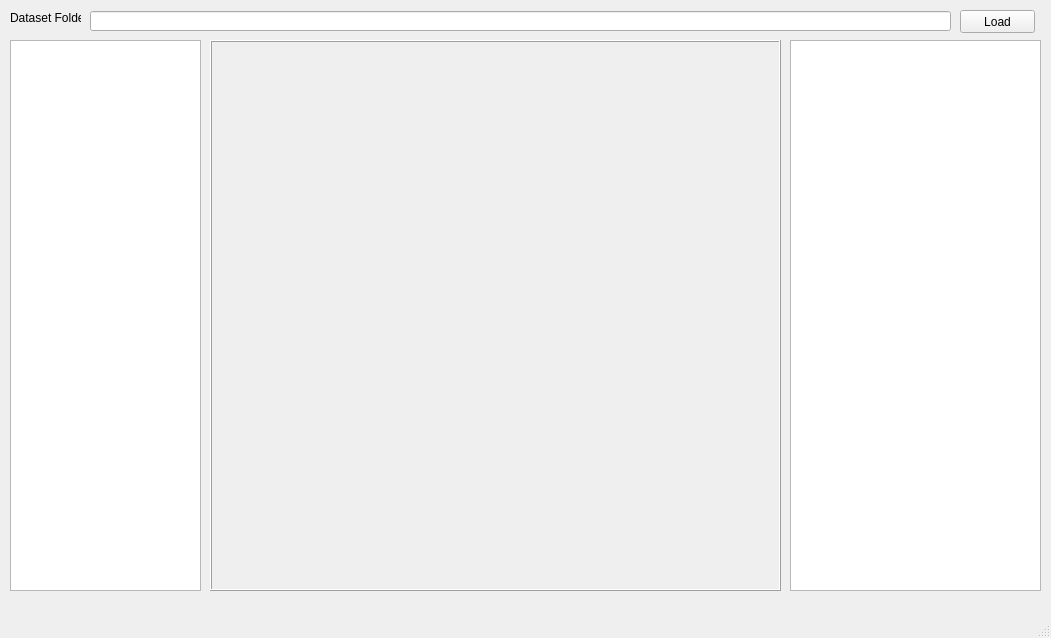
tayfunates/intuitive-physics, file dataset/gui/dataset_viewer.ui: the form before one commit.
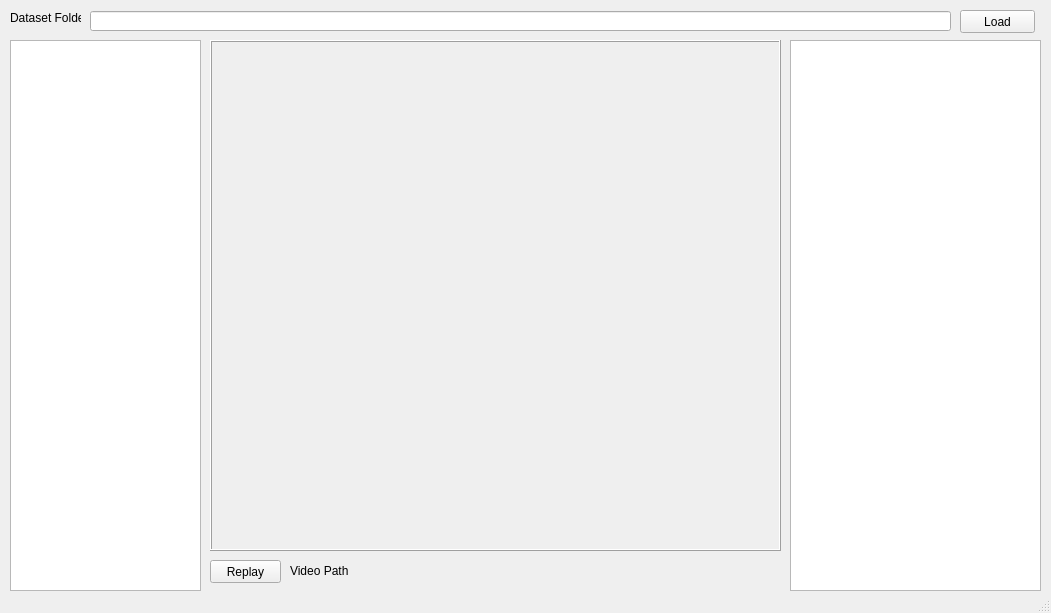
The form after the commit.

Commit message: Add replay button

Diff of the .ui file:
```diff
--- a/dataset/gui/dataset_viewer.ui
+++ b/dataset/gui/dataset_viewer.ui
@@ -7,7 +7,7 @@
     <x>0</x>
     <y>0</y>
     <width>1051</width>
-    <height>638</height>
+    <height>613</height>
    </rect>
   </property>
   <property name="windowTitle">
@@ -66,7 +66,7 @@
       <x>210</x>
       <y>40</y>
       <width>571</width>
-      <height>551</height>
+      <height>511</height>
      </rect>
     </property>
     <property name="autoFillBackground">
@@ -101,6 +101,32 @@
      <bool>true</bool>
     </property>
    </widget>
+   <widget class="QPushButton" name="replayButton">
+    <property name="geometry">
+     <rect>
+      <x>210</x>
+      <y>560</y>
+      <width>71</width>
+      <height>23</height>
+     </rect>
+    </property>
+    <property name="text">
+     <string>Replay</string>
+    </property>
+   </widget>
+   <widget class="QLabel" name="videoPathLabel">
+    <property name="geometry">
+     <rect>
+      <x>290</x>
+      <y>560</y>
+      <width>491</width>
+      <height>21</height>
+     </rect>
+    </property>
+    <property name="text">
+     <string>Video Path</string>
+    </property>
+   </widget>
   </widget>
   <widget class="QMenuBar" name="menubar">
    <property name="geometry">
```
Left out of the diff: 2 changed lines with no effect on the pictures. The commit also changes 1 other file.
